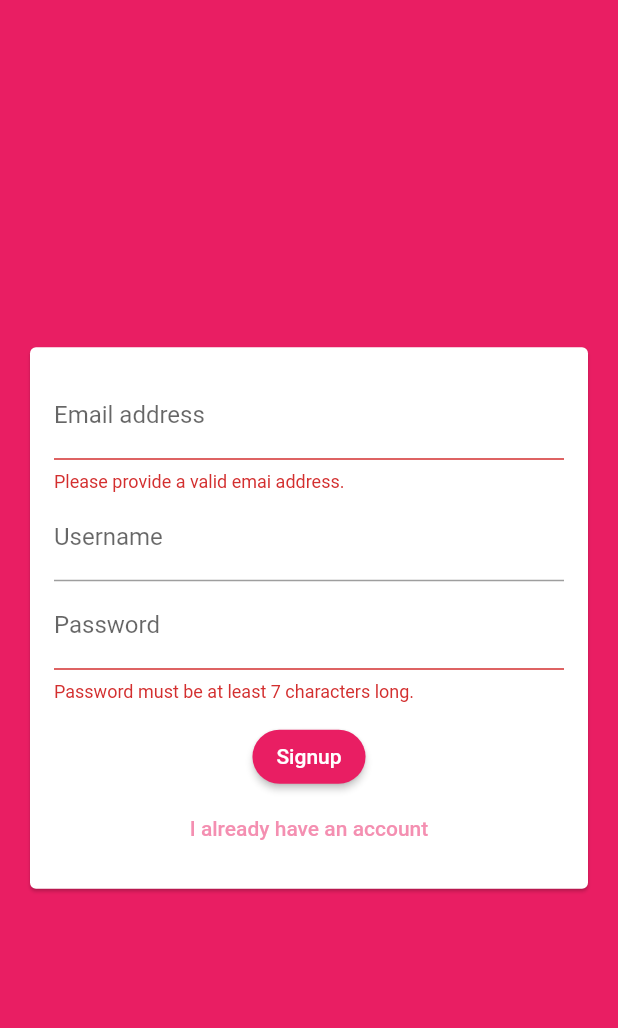
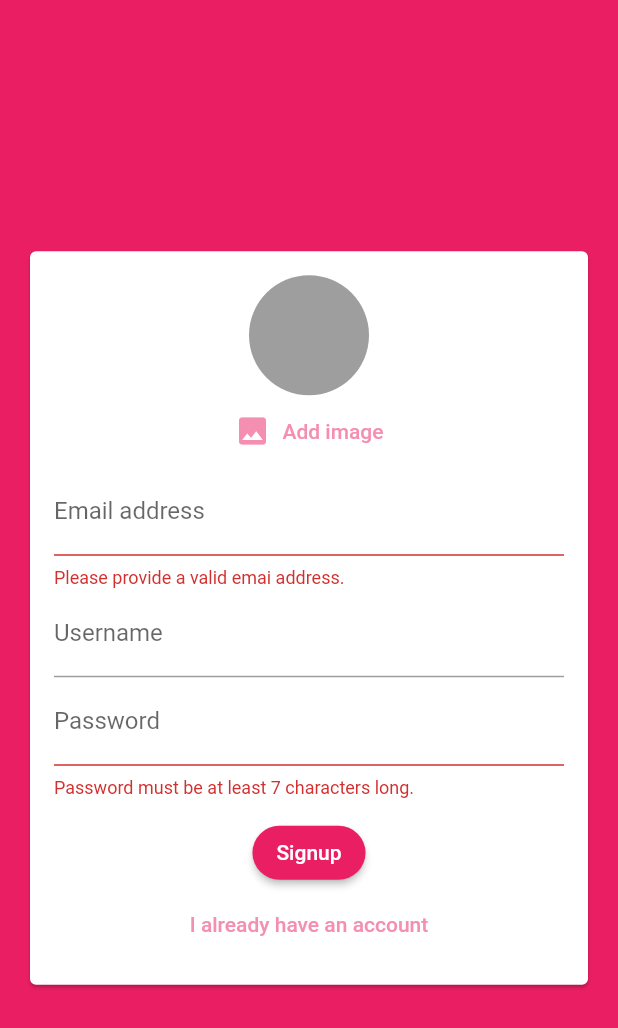
Before and after one commit to darkobuvac998/chat_app, a Flutter app: the screen it shows after launch, after a tap on "Login", after a tap on "Create a new account", on a phone screen of 412 x 824 dp. Shown: the top 1028 px of the screen. Run offline on Flutter 3.47's test engine with Material 2 defaults, Android fonts, the phone set to English and light mode, and no system bars; our stand-ins replace cloud_firestore, firebase_auth, firebase_core, firebase_storage, image_picker; accounts and stored records are empty.

Commit message:
added image upload and image to the message

```diff
--- a/lib/widgets/auth/auth_form.dart
+++ b/lib/widgets/auth/auth_form.dart
@@ -1,9 +1,12 @@
 import 'package:flutter/material.dart';
+import 'dart:io';
+
+import '../pickers/user_image_picker.dart';
 
 class AuthForm extends StatefulWidget {
   final isLoading;
   final void Function(BuildContext ctx, String email, String password,
-      String username, bool isLogin) onSubmit;
+      String username, bool isLogin, File? userImage) onSubmit;
   const AuthForm({
     required this.isLoading,
     required this.onSubmit,
@@ -20,6 +23,11 @@ class _AuthFormState extends State<AuthForm> {
   String _userName = '';
   String _userPassword = '';
   var _isLogin = true;
+  File? _userImageFile;
+
+  void _pickedImage(File image) {
+    _userImageFile = image;
+  }
 
   void _trySubmit() {
     final isValid = _formKey.currentState!.validate();
@@ -29,12 +37,25 @@ class _AuthFormState extends State<AuthForm> {
       return;
     }
 
+    if (_userImageFile == null && !_isLogin) {
+      ScaffoldMessenger.of(context).showSnackBar(
+        SnackBar(
+          backgroundColor: Theme.of(context).errorColor,
+          content: const Text(
+            'Please pick an image.',
+          ),
+        ),
+      );
+      return;
+    }
+
     widget.onSubmit(
       context,
       _userEmail.trim(),
       _userPassword.trim(),
       _userName.trim(),
       _isLogin,
+      _userImageFile,
     );
 
     _formKey.currentState!.save();
@@ -57,6 +78,10 @@ class _AuthFormState extends State<AuthForm> {
               child: Column(
                 mainAxisSize: MainAxisSize.min,
                 children: [
+                  if (!_isLogin)
+                    UserImagePicker(
+                      imagePickFn: _pickedImage,
+                    ),
                   TextFormField(
                     key: const ValueKey('Email'),
                     keyboardType: TextInputType.emailAddress,
--- a/lib/widgets/chat/messages.dart
+++ b/lib/widgets/chat/messages.dart
@@ -39,6 +39,7 @@ class Messages extends StatelessWidget {
                     message: docs[i]['text'],
                     key: ValueKey(docs[i].id),
                     userName: docs[i]['username'],
+                    userImage: docs[i]['userImage'],
                   ),
                   itemCount: docs?.length,
                 );
--- a/lib/widgets/chat/new_message.dart
+++ b/lib/widgets/chat/new_message.dart
@@ -24,6 +24,7 @@ class _NewMessageState extends State<NewMessage> {
         'createdAt': Timestamp.now(),
         'userId': userId,
         'username': userData['username'],
+        'userImage': userData['imageUrl']
       },
     );
     _controller.clear();
--- /dev/null
+++ b/lib/widgets/pickers/user_image_picker.dart
@@ -0,0 +1,56 @@
+import 'package:flutter/material.dart';
+import 'package:image_picker/image_picker.dart';
+import 'dart:io';
+
+class UserImagePicker extends StatefulWidget {
+  final void Function(File pickedImage) imagePickFn;
+  const UserImagePicker({
+    required this.imagePickFn,
+    Key? key,
+  }) : super(key: key);
+
+  @override
+  State<UserImagePicker> createState() => _UserImagePickerState();
+}
+
+class _UserImagePickerState extends State<UserImagePicker> {
+  File? _pickedImage;
+
+  void _pickImage() async {
+    var image = await ImagePicker().pickImage(
+      source: ImageSource.camera,
+      imageQuality: 50,
+      maxWidth: 150,
+    );
+    setState(() {
+      _pickedImage = File(image!.path);
+    });
+    widget.imagePickFn(_pickedImage!);
+  }
+
+  @override
+  Widget build(BuildContext context) {
+    return Column(
+      children: [
+        CircleAvatar(
+          radius: 40,
+          backgroundColor: Colors.grey,
+          backgroundImage: _pickedImage != null
+              ? FileImage(
+                  _pickedImage!,
+                )
+              : null,
+        ),
+        TextButton.icon(
+          onPressed: _pickImage,
+          icon: const Icon(
+            Icons.image,
+          ),
+          label: const Text(
+            'Add image',
+          ),
+        ),
+      ],
+    );
+  }
+}
--- a/pubspec.yaml
+++ b/pubspec.yaml
@@ -32,6 +32,8 @@ dependencies:
   firebase_core: ^1.16.0
   cloud_firestore: ^3.1.14
   firebase_auth: ^3.3.17
+  image_picker: ^0.8.5
+  firebase_storage: ^10.2.15
 
 
   # The following adds the Cupertino Icons font to your application.
```
Also changed, not shown: lib/screens/auth_screen.dart (+23 -7 lines), lib/widgets/chat/message_bubble.dart (+22 -3 lines), pubspec.lock.
